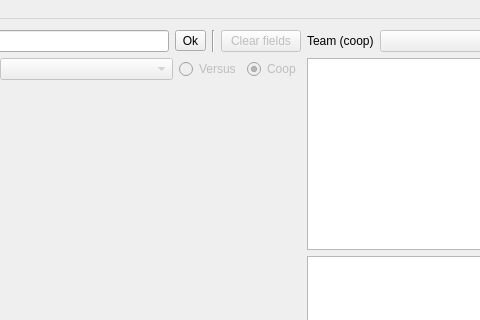
jpleau/sudoqu, file ui/mainwindow.ui: the form before one commit; both pictures show x 364 to 844 and y 0 to 320 of the 938 by 761 pixel window.
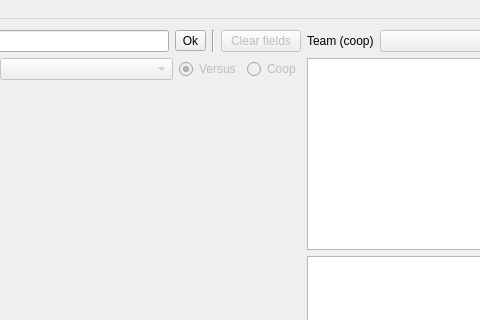
The form after the commit. Custom widgets are drawn as their Qt base class.

The edit to the form file:
```diff
--- a/ui/mainwindow.ui
+++ b/ui/mainwindow.ui
@@ -159,7 +159,7 @@
               <string>Versus</string>
              </property>
              <property name="checked">
-              <bool>false</bool>
+              <bool>true</bool>
              </property>
              <attribute name="buttonGroup">
               <string notr="true">game_mode</string>
@@ -175,7 +175,7 @@
               <string>Coop</string>
              </property>
              <property name="checked">
-              <bool>true</bool>
+              <bool>false</bool>
              </property>
              <attribute name="buttonGroup">
               <string notr="true">game_mode</string>
```
